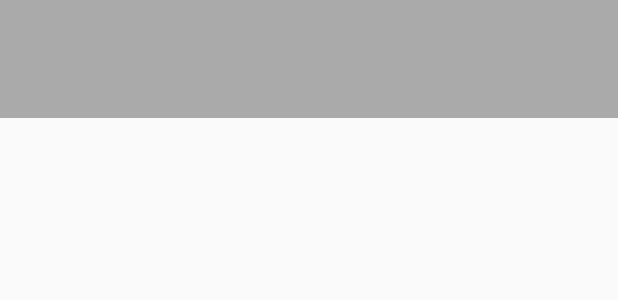
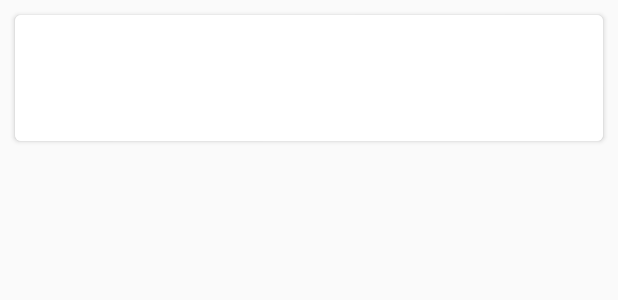
Before and after one commit to visape-uni/PAC1Ex2AndroidAv, an Android app: the layout elements_parells.xml on its own in the app's theme, with its tools: preview values and no code run, on a phone screen of 412 x 824 dp. Shown: the top 300 px of the screen. Run offline under Robolectric (Android 15) with nearby library versions, the phone set to English and light mode, and no system bars.

Commit message:
exercici 3 acabat

```diff
--- a/app/build.gradle
+++ b/app/build.gradle
@@ -32,6 +32,7 @@ dependencies {
     implementation 'androidx.legacy:legacy-support-v4:1.0.0'
     implementation 'com.google.android.material:material:1.0.0'
     implementation 'androidx.recyclerview:recyclerview:1.0.0'
+    implementation 'androidx.cardview:cardview:1.0.0'
     testImplementation 'junit:junit:4.12'
     androidTestImplementation 'androidx.test.ext:junit:1.1.1'
     androidTestImplementation 'androidx.test.espresso:espresso-core:3.2.0'
--- a/app/src/main/res/layout/elements_parells.xml
+++ b/app/src/main/res/layout/elements_parells.xml
@@ -1,7 +1,16 @@
 <?xml version="1.0" encoding="utf-8"?>
-<RelativeLayout xmlns:android="http://schemas.android.com/apk/res/android"
-    android:layout_width="match_parent" android:layout_height="wrap_content"
-    android:background="@android:color/darker_gray">
+<androidx.cardview.widget.CardView xmlns:card_view="http://schemas.android.com/apk/res-auto"
+    xmlns:android="http://schemas.android.com/apk/res/android"
+    android:id="@+id/card_view"
+    android:layout_width="match_parent"
+    android:layout_height="wrap_content"
+    card_view:cardCornerRadius="4dp"
+    card_view:cardElevation="2dp"
+    android:layout_margin="10dp">
+    <RelativeLayout
+        android:layout_width="match_parent"
+        android:layout_height="match_parent"
+        android:background="@android:color/white">
         <TextView
             android:id="@+id/title"
             android:layout_width="wrap_content"
@@ -9,6 +18,7 @@
             android:layout_alignParentLeft="true"
             android:layout_alignParentTop="true"
             android:layout_margin="10dp"
+            android:textSize="16sp"
             android:layout_alignParentStart="true" />
         <TextView
             android:id="@+id/autor"
@@ -16,6 +26,8 @@
             android:layout_height="wrap_content"
             android:layout_below="@id/title"
             android:layout_margin="10dp"
+            android:textSize="16sp"
             android:layout_alignParentRight="true"
             android:layout_alignParentEnd="true"/>
     </RelativeLayout>
+</androidx.cardview.widget.CardView>
--- a/app/src/main/res/values/colors.xml
+++ b/app/src/main/res/values/colors.xml
@@ -3,4 +3,5 @@
     <color name="colorPrimary">#6200EE</color>
     <color name="colorPrimaryDark">#3700B3</color>
     <color name="colorAccent">#03DAC5</color>
+    <color name="colorImparell">#C3C9EF</color>
 </resources>
```
Also changed, not shown: app/src/main/res/layout/elements_imparells.xml (+14 -3 lines). Lines whose indentation alone changed are shown as unchanged.
